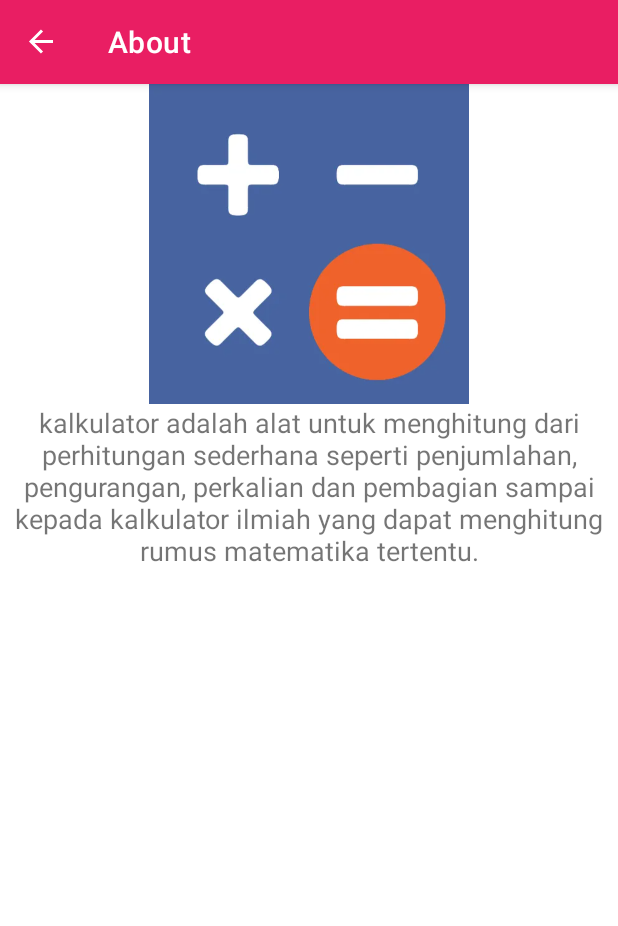
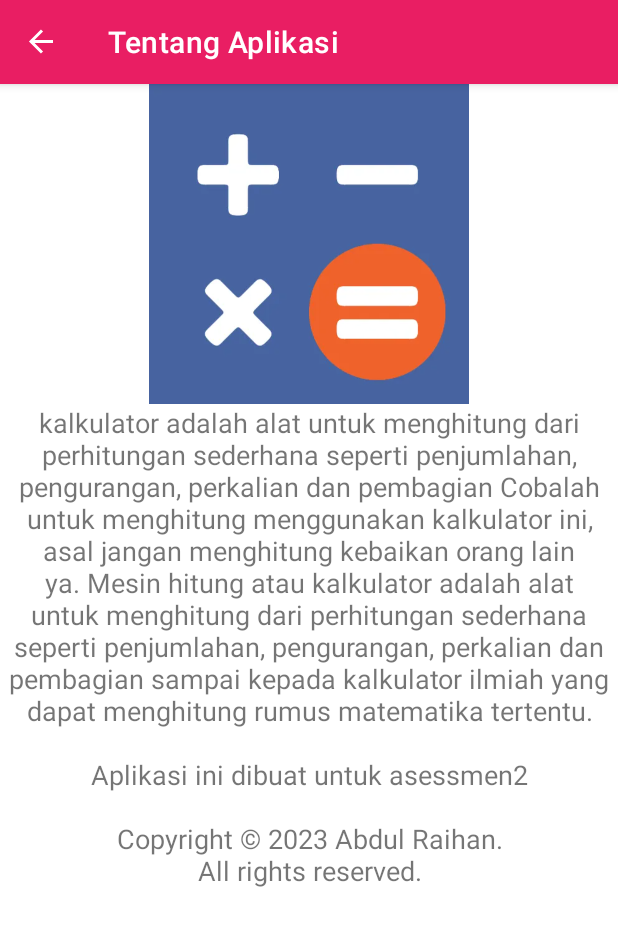
Before and after one commit to abdulraihanabray/Asessmen, an Android app: the AboutFragment screen opened through its navigation route, on a phone screen of 412 x 824 dp. Shown: the top 926 px of the screen. Run offline under Robolectric (Android 15) with nearby library versions, the phone set to English and light mode, and no system bars; our stand-ins replace navigation-ui.

Commit message:
membuat histori

```diff
--- a/app/build.gradle
+++ b/app/build.gradle
@@ -2,6 +2,7 @@ plugins {
     id 'com.android.application'
     id 'org.jetbrains.kotlin.android'
     id 'kotlin-android'
+    id 'kotlin-kapt'
 
 }
 
--- /dev/null
+++ b/app/src/main/res/drawable/baseline_calculate_24.xml
@@ -0,0 +1,5 @@
+<vector android:height="24dp" android:tint="#FFFFFF"
+    android:viewportHeight="24" android:viewportWidth="24"
+    android:width="24dp" xmlns:android="http://schemas.android.com/apk/res/android">
+    <path android:fillColor="@android:color/white" android:pathData="M19,3H5C3.9,3 3,3.9 3,5v14c0,1.1 0.9,2 2,2h14c1.1,0 2,-0.9 2,-2V5C21,3.9 20.1,3 19,3zM13.03,7.06L14.09,6l1.41,1.41L16.91,6l1.06,1.06l-1.41,1.41l1.41,1.41l-1.06,1.06L15.5,9.54l-1.41,1.41l-1.06,-1.06l1.41,-1.41L13.03,7.06zM6.25,7.72h5v1.5h-5V7.72zM11.5,16h-2v2H8v-2H6v-1.5h2v-2h1.5v2h2V16zM18,17.25h-5v-1.5h5V17.25zM18,14.75h-5v-1.5h5V14.75z"/>
+</vector>
--- /dev/null
+++ b/app/src/main/res/drawable/baseline_history_24.xml
@@ -0,0 +1,5 @@
+<vector android:height="24dp" android:tint="#FFFFFF"
+    android:viewportHeight="24" android:viewportWidth="24"
+    android:width="24dp" xmlns:android="http://schemas.android.com/apk/res/android">
+    <path android:fillColor="@android:color/white" android:pathData="M13,3c-4.97,0 -9,4.03 -9,9L1,12l3.89,3.89 0.07,0.14L9,12L6,12c0,-3.87 3.13,-7 7,-7s7,3.13 7,7 -3.13,7 -7,7c-1.93,0 -3.68,-0.79 -4.94,-2.06l-1.42,1.42C8.27,19.99 10.51,21 13,21c4.97,0 9,-4.03 9,-9s-4.03,-9 -9,-9zM12,8v5l4.28,2.54 0.72,-1.21 -3.5,-2.08L13.5,8L12,8z"/>
+</vector>
--- a/app/src/main/res/layout/fragment_about.xml
+++ b/app/src/main/res/layout/fragment_about.xml
@@ -19,6 +19,6 @@
         android:gravity="center_horizontal"
         android:textSize="18sp"
         android:visibility="visible"
-        android:text="@string/saran_ideal" />
+        android:text="@string/tentang_aplikasi" />
 
 </LinearLayout>
--- a/app/src/main/res/layout/fragment_hitung.xml
+++ b/app/src/main/res/layout/fragment_hitung.xml
@@ -4,7 +4,9 @@
     xmlns:tools="http://schemas.android.com/tools"
     android:layout_width="match_parent"
     android:layout_height="match_parent"
-    tools:context=".ui.hitung.HitungFragment">
+    tools:context=".ui.hitung.HitungFragment"
+    >
+
 
     <LinearLayout
         android:layout_width="match_parent"
--- a/app/src/main/res/layout/fragment_profile.xml
+++ b/app/src/main/res/layout/fragment_profile.xml
@@ -4,7 +4,8 @@
     android:layout_width="match_parent"
     android:layout_height="match_parent"
     android:orientation="vertical"
-    tools:context=".ui.AboutFragment">
+    tools:context=".ui.ProfileFragment"
+    tools:layout="@layout/fragment_profile">
 
     <ImageView
         android:id="@+id/imageView"
--- a/app/src/main/res/menu/profile_menu.xml
+++ b/app/src/main/res/menu/options_menu.xml
@@ -4,4 +4,11 @@
         android:id="@+id/menu_about"
         android:title="Profile"
         app:showAsAction="never" />
+
+    <item
+        android:id="@+id/menu_histori"
+        android:icon="@drawable/baseline_history_24"
+        android:title="@string/histori"
+        app:showAsAction="ifRoom" />
+
 </menu>
--- a/app/src/main/res/values/strings.xml
+++ b/app/src/main/res/values/strings.xml
@@ -16,17 +16,19 @@
     <string name="tentangAplikasiButton">Tentang Aplikasi</string>
 
 
-    <string name="saran_ideal">kalkulator adalah alat untuk menghitung dari perhitungan sederhana seperti penjumlahan,
-        pengurangan, perkalian dan pembagian sampai kepada kalkulator ilmiah yang dapat menghitung rumus matematika tertentu.</string>
-
-    <string name="saran_gemuk">Cobalah untuk menghitung menggunakan kalkulator ini, asal jangan menghitung kebaikan orang lain ya.</string>
-
-    <string name="tentang_aplikasi">Tentang Aplikasi</string>
-    <string name="copyright">Mesin hitung atau kalkulator adalah alat untuk menghitung dari
-        perhitungan sederhana seperti penjumlahan, pengurangan, perkalian dan pembagian sampai
-        kepada kalkulator ilmiah yang dapat menghitung rumus matematika tertentu.\n\nAplikasi ini dibuat untuk asessmen2\n\nCopyright © 2023 Abdul Raihan.\nAll rights reserved.</string>
+    <string name="tentang_aplikasi">kalkulator adalah alat untuk menghitung dari perhitungan sederhana
+        seperti penjumlahan, pengurangan, perkalian dan pembagian Cobalah untuk menghitung menggunakan
+        kalkulator ini, asal jangan menghitung kebaikan orang lain ya. Mesin hitung atau kalkulator adalah
+        alat untuk menghitung dari perhitungan sederhana seperti penjumlahan, pengurangan, perkalian dan
+        pembagian sampai kepada kalkulator ilmiah yang dapat menghitung rumus matematika tertentu.\n\nAplikasi
+        ini dibuat untuk asessmen2\n\nCopyright © 2023 Abdul Raihan.\nAll rights reserved.</string>
 
     <string name="profile"> Perkenalkan saya Abdul Raihan biasa dipanggil abray, saya berumur 19 tahun dan saya
         adalah seorang android developer yang membuat aplikasi kalkulator ini untuk membantu user
         dalam melakukan perhitungan. silahkan dicoba!</string>
+
+    <string name="belum_ada_data">Belum ada data</string>
+
+    <string name="histori">Histori</string>
+
 </resources>
```
Also changed, not shown: app/src/main/java/org/d3if3002/mariberhitung/ui/histori/HistoriFragment.kt (added, +24 -0 lines), app/src/main/java/org/d3if3002/mariberhitung/ui/hitung/HitungFragment.kt (+16 -6 lines), app/src/main/res/layout/fragment_histori.xml (added, +13 -0 lines), app/src/main/res/navigation/navigation.xml (+19 -5 lines).
